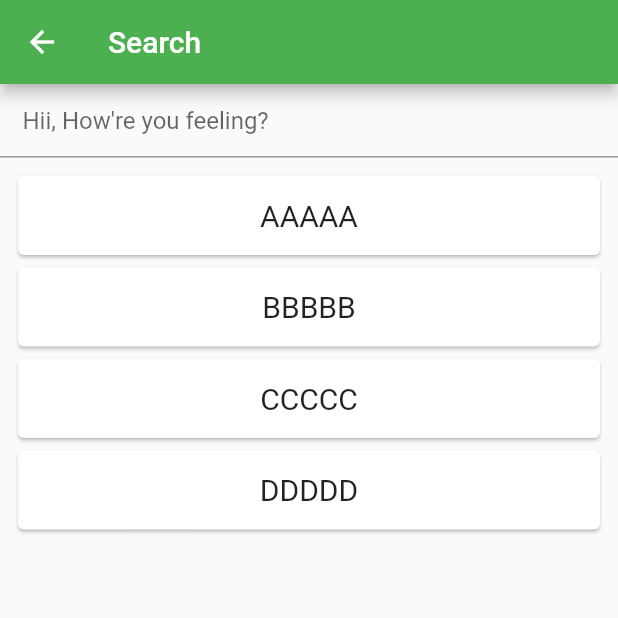
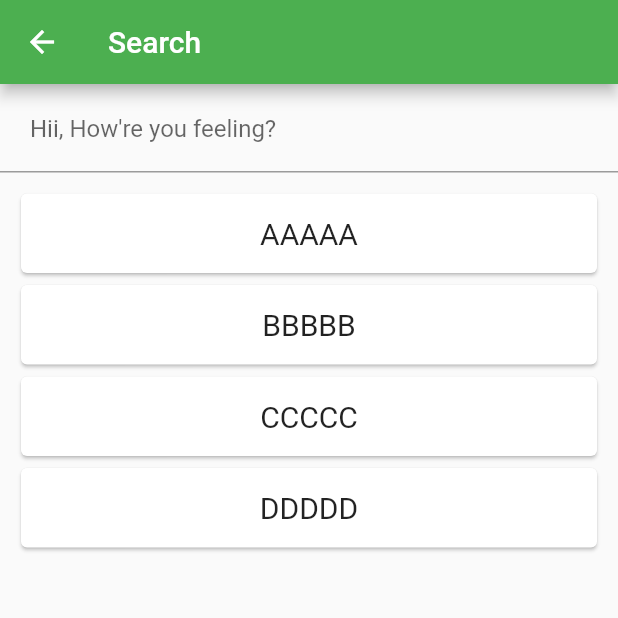
Before and after one commit to GokulDas027/Plant-Identifier, a Flutter app: the PlantSearch screen opened directly, on a phone screen of 412 x 824 dp, the top half of it. Run offline on Flutter 3.47's test engine with Material 2 defaults, Android fonts, the phone set to English and light mode, and no system bars; our stand-ins replace camera; missing offline and left inert: tflite.

Commit message:
minor change - padding

```diff
--- a/lib/screen/search.dart
+++ b/lib/screen/search.dart
@@ -26,7 +26,7 @@ class _PlantSearchState extends State<PlantSearch> {
           children: <Widget>[
             TextField(
               decoration: InputDecoration(
-                contentPadding: EdgeInsets.all(15.0),
+                contentPadding: EdgeInsets.all(20),
                 hintText: "Hii, How're you feeling?",
               ),
               onChanged: (string) {
@@ -40,7 +40,7 @@ class _PlantSearchState extends State<PlantSearch> {
             ),
             Expanded(
               child: ListView.builder(
-                padding: const EdgeInsets.all(8),
+                padding: const EdgeInsets.all(10),
                 itemCount: filterEntries.length,
                 itemBuilder: (BuildContext context, int index) {
                   return Card(
```
